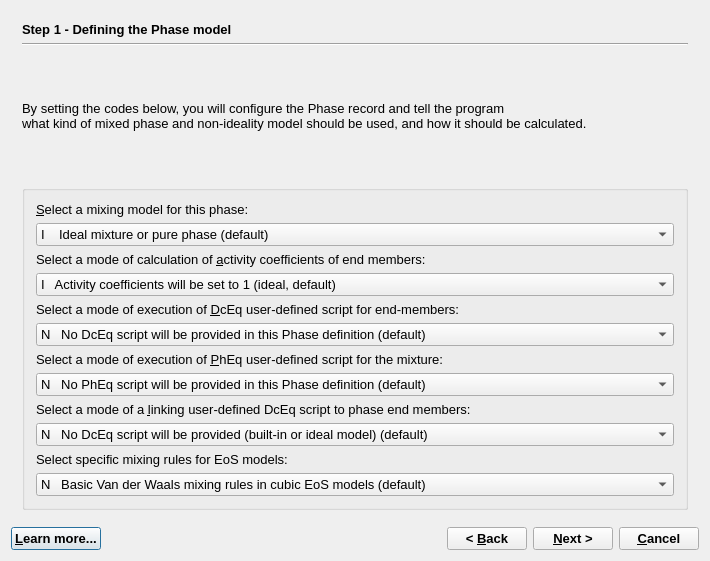
Old version of the form gems3/vizor4/dlg4/PhaseWizard4.ui in the repository gemshub/GEMSGUI.
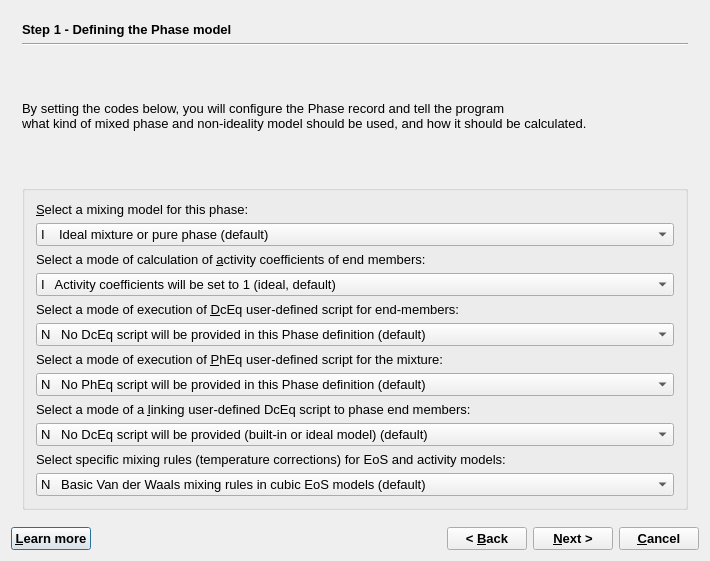
New version of the form.

Diff of the .ui file:
```diff
--- a/gems3/vizor4/dlg4/PhaseWizard4.ui
+++ b/gems3/vizor4/dlg4/PhaseWizard4.ui
@@ -415,7 +415,7 @@
           <item>
            <widget class="QLabel" name="SCM_codeLabel">
             <property name="text">
-             <string>Select specific mixing rules for EoS models:</string>
+             <string>Select specific mixing rules (temperature corrections) for EoS and activity models:</string>
             </property>
             <property name="alignment">
              <set>Qt::AlignBottom</set>
@@ -850,7 +850,7 @@
         </font>
        </property>
        <property name="text">
-        <string>&amp;Learn more...</string>
+        <string>&amp;Learn more</string>
        </property>
        <property name="shortcut">
         <string>F1</string>
```
